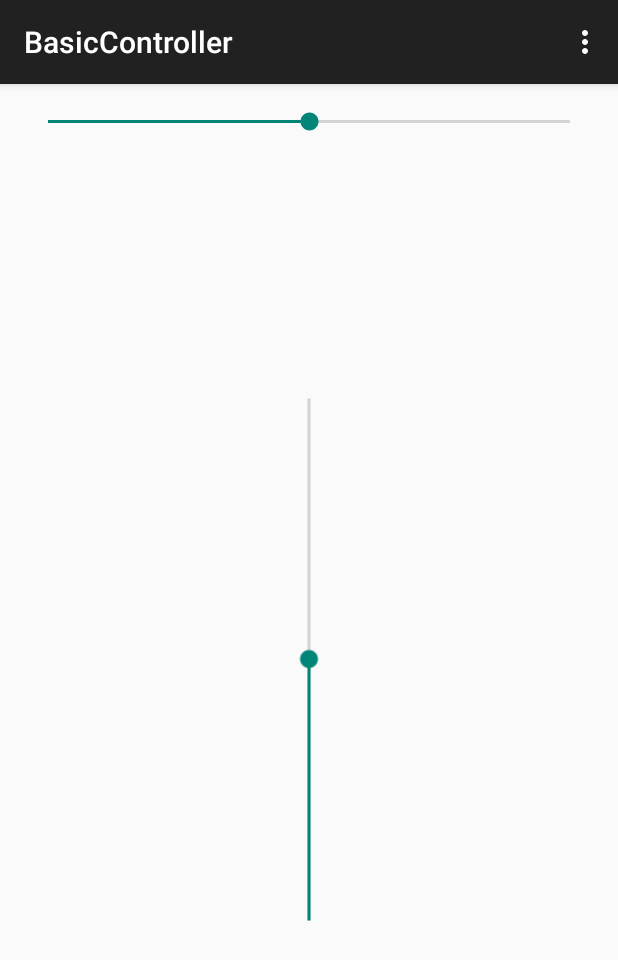
After one commit to BusinessInformationSystems/WackyDriving, an Android app: the BasicController screen opened directly, with no data from a screen before it, on a phone screen of 412 x 824 dp. The commit adds this screen. Shown: the top 960 px of the screen. Run offline under Robolectric (Android 15) with nearby library versions, the phone set to English and light mode, and no system bars.

Commit message:
Basic Controller working

```diff
--- a/AndroidCarRC/app/src/main/AndroidManifest.xml
+++ b/AndroidCarRC/app/src/main/AndroidManifest.xml
@@ -19,11 +19,14 @@
                 <category android:name="android.intent.category.LAUNCHER" />
             </intent-filter>
         </activity>
-
         <activity
             android:name=".ControllerActivity"
             android:label="Controller" >
         </activity>
+        <activity
+            android:name=".BasicController"
+            android:label="@string/title_activity_basic_controller" >
+        </activity>
     </application>
 
 </manifest>
--- /dev/null
+++ b/AndroidCarRC/app/src/main/res/layout/activity_basic_controller.xml
@@ -0,0 +1,27 @@
+<RelativeLayout xmlns:android="http://schemas.android.com/apk/res/android"
+    xmlns:tools="http://schemas.android.com/tools" android:layout_width="match_parent"
+    android:layout_height="match_parent" android:paddingLeft="@dimen/activity_horizontal_margin"
+    android:paddingRight="@dimen/activity_horizontal_margin"
+    android:paddingTop="@dimen/activity_vertical_margin"
+    android:paddingBottom="@dimen/activity_vertical_margin"
+    tools:context="com.bis.androidcarrc.BasicController">
+
+
+    <SeekBar
+        android:layout_width="match_parent"
+        android:layout_height="wrap_content"
+        android:id="@+id/turningSeekBar"
+        android:layout_alignParentTop="true"
+        android:layout_alignParentRight="true"
+        />
+
+    <SeekBar
+        android:layout_width="match_parent"
+        android:layout_height="wrap_content"
+        android:id="@+id/speedSeekBar"
+        android:layout_centerVertical="true"
+        android:layout_alignParentRight="true"
+        android:rotation="270"
+        />
+
+</RelativeLayout>
--- /dev/null
+++ b/AndroidCarRC/app/src/main/res/menu/menu_basic_controller.xml
@@ -0,0 +1,7 @@
+<menu xmlns:android="http://schemas.android.com/apk/res/android"
+    xmlns:app="http://schemas.android.com/apk/res-auto"
+    xmlns:tools="http://schemas.android.com/tools"
+    tools:context="com.bis.androidcarrc.BasicController">
+    <item android:id="@+id/action_settings" android:title="@string/action_settings"
+        android:orderInCategory="100" app:showAsAction="never" />
+</menu>
--- a/AndroidCarRC/app/src/main/res/values/strings.xml
+++ b/AndroidCarRC/app/src/main/res/values/strings.xml
@@ -3,4 +3,7 @@
 
     <string name="app_name">Android CarRC</string>
     <string name="action_settings">Settings</string>
+    <string name="title_activity_basic_controller">BasicController</string>
+    <string name="hello_world">Hello world!</string>
+
 </resources>
```
Also changed, not shown: AndroidCarRC/app/src/main/java/com/bis/androidcarrc/BasicController.java (added, +136 -0 lines), AndroidCarRC/app/src/main/java/com/bis/androidcarrc/CarARCApp.java (added, +26 -0 lines), AndroidCarRC/app/src/main/java/com/bis/androidcarrc/MainActivity.java (+51 -45 lines).
